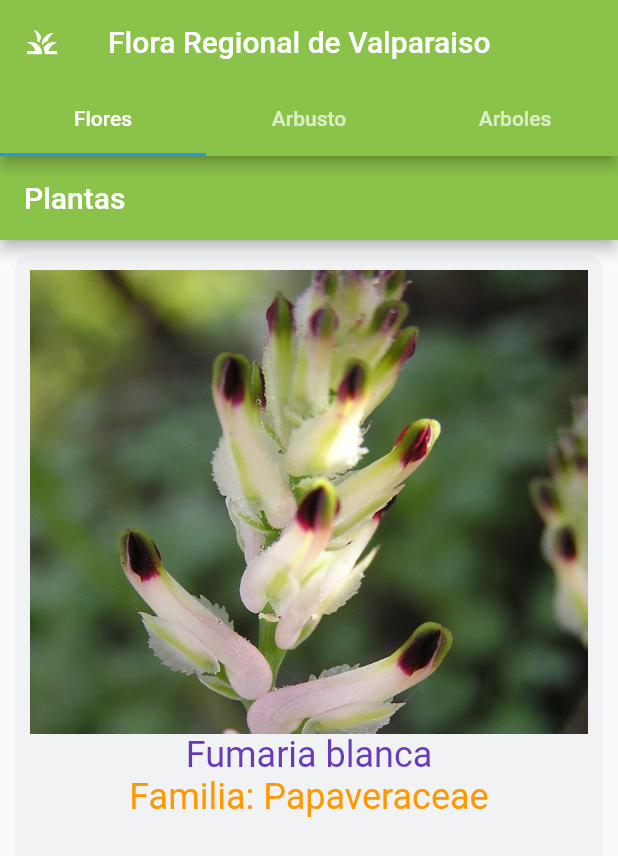
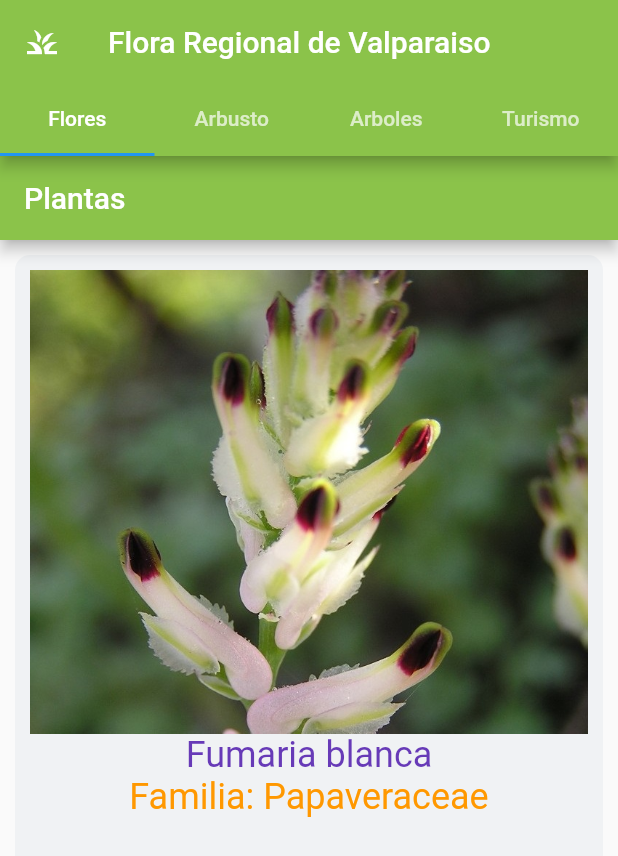
Before and after one commit to Bipc0/Moviles, a Flutter app: the screen it shows after launch, on a phone screen of 412 x 824 dp. Shown: the top 856 px of the screen. Run offline on Flutter 3.47's test engine with Material 2 defaults, Android fonts, the phone set to English and light mode, and no system bars.

```diff
--- a/lib/Page/HomePage.dart
+++ b/lib/Page/HomePage.dart
@@ -2,6 +2,7 @@ import 'package:flutter/material.dart';
 import 'package:flutter_application_1/Page/Arbol_page.dart';
 import 'package:flutter_application_1/Page/Arbusto_page.dart';
 import 'package:flutter_application_1/Page/Flores_page.dart';
+import 'package:flutter_application_1/Page/Turismo.dart';
 
 class HomePage extends StatefulWidget {
   const HomePage();
@@ -14,31 +15,28 @@ class _HomePageState extends State<HomePage> {
   @override
   Widget build(BuildContext context) {
     return DefaultTabController(
-      length: 3,
+      length: 4,
       child: Scaffold(
-        appBar: AppBar(backgroundColor: Colors.lightGreen,
-        leading: Icon( Icons.grass,
-        color: Colors.white,
+        appBar: AppBar(
+          backgroundColor: Colors.lightGreen,
+          leading: Icon(
+            Icons.grass,
+            color: Colors.white,
+          ),
+          title: Text(
+            'Flora Regional de Valparaiso',
+            textAlign: TextAlign.center,
+            style: TextStyle(color: Colors.white),
+          ),
+          bottom: TabBar(tabs: [
+            Tab(text: 'Flores'),
+            Tab(text: 'Arbusto'),
+            Tab(text: 'Arboles'),
+            Tab(text: 'Turismo')
+          ]),
         ),
-        title: Text('Flora Regional de Valparaiso', textAlign: TextAlign.center,
-        style: TextStyle(
-          color: Colors.white
-        ),
-        ),
-        bottom: TabBar(
-          tabs: [
-          Tab(text:'Flores'),
-          Tab(text:'Arbusto'),
-          Tab(text:'Arboles')
-          ]
-        ),
-        ),
-      body: TabBarView(
-        children: [
-          Flores(),
-          Arbusto2(),
-          Arbol(),
-      ]),
+        body: TabBarView(
+            children: [Flores(), Arbusto2(), Arbol(), TurismoPage()]),
       ),
     );
   }
```
Also changed, not shown: lib/Page/PageTour/ContactoPage.dart (added, +18 -0 lines), lib/Page/PageTour/FechaPage.dart (added, +21 -0 lines), lib/Page/PageTour/Form.dart (added, +39 -0 lines), lib/Page/PageTour/HorariosPage.dart (added, +21 -0 lines), lib/Page/PageTour/ViajesPage.dart (added, +30 -0 lines), lib/Page/PageTour/VisitaPage.dart (added, +21 -0 lines), lib/Page/Turismo.dart (added, +86 -0 lines), Screenshot-2020-10-21-at-11.18.42-380x252.jpg (added), assets/images/Alpaca.jpg (added).
